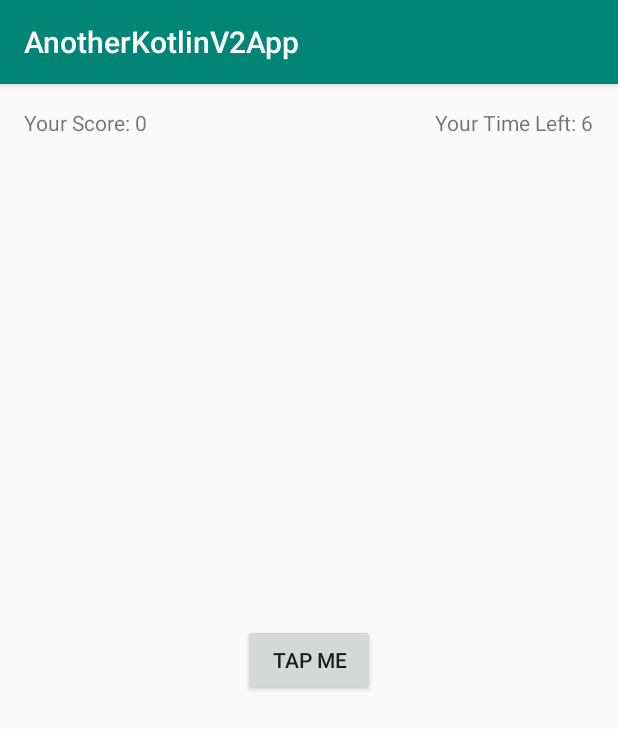
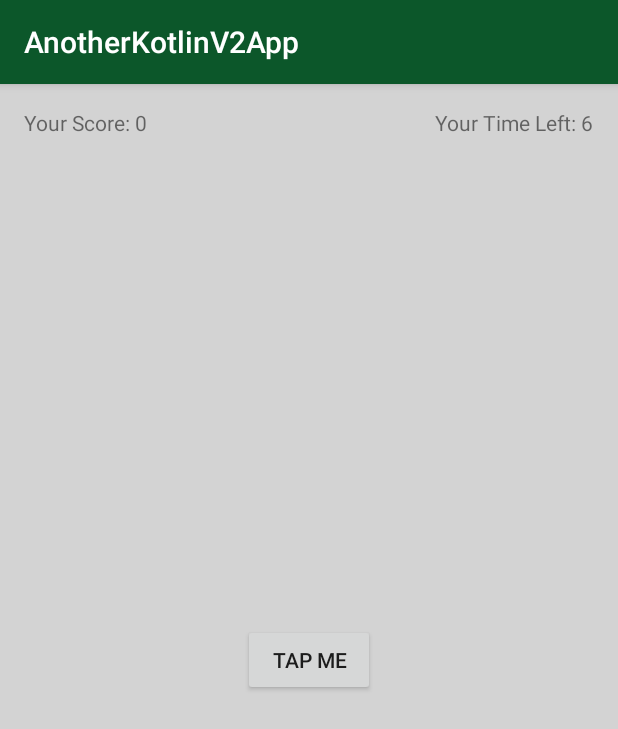
Before and after one commit to RachmanForniandi/SimpleKotlinApp, an Android app: the screen it shows after launch (MainActivity), on a phone screen of 412 x 824 dp. Shown: the top 729 px of the screen. Run offline under Robolectric (Android 15) with nearby library versions, the light colour scheme and no system bars.

Commit message:
change colors and add some animations

```diff
--- a/app/src/main/java/rachmanforniandi/com/anotherkotlinv2app/MainActivity.kt
+++ b/app/src/main/java/rachmanforniandi/com/anotherkotlinv2app/MainActivity.kt
@@ -5,6 +5,7 @@ import android.os.Bundle
 import android.os.CountDownTimer
 import android.util.Log
 import android.view.View
+import android.view.animation.AnimationUtils
 import android.widget.Button
 import android.widget.TextView
 import android.widget.Toast
@@ -46,8 +47,10 @@ class MainActivity : AppCompatActivity() {
         }
 
 
-        tapButton.setOnClickListener {
-            view -> incrementScore()
+        tapButton.setOnClickListener { view ->
+            val bounceAnimation = AnimationUtils.loadAnimation(this,R.anim.bounce)
+            view.startAnimation(bounceAnimation)
+            incrementScore()
         }
     }
 
@@ -127,6 +130,8 @@ class MainActivity : AppCompatActivity() {
         score = score+1
         val newScore = getString(R.string.your_score,score.toString())
         txtScore.text = newScore
+        val blinkAnimation = AnimationUtils.loadAnimation(this,R.anim.bounce)
+        txtScore.startAnimation(blinkAnimation)
     }
 
 
--- /dev/null
+++ b/app/src/main/res/anim/bounce.xml
@@ -0,0 +1,14 @@
+<?xml version="1.0" encoding="utf-8"?>
+<set xmlns:android="http://schemas.android.com/apk/res/android"
+    android:fillAfter="true"
+android:shareInterpolator="@android:anim/bounce_interpolator">
+    <scale
+        android:duration="2000"
+        android:fromXScale="2.0"
+        android:fromYScale="2.0"
+        android:pivotX="50%"
+        android:pivotY="50%"
+        android:toXScale="1.0"
+        android:toYScale="1.0"/>
+
+</set>
--- a/app/src/main/res/layout/activity_main.xml
+++ b/app/src/main/res/layout/activity_main.xml
@@ -3,6 +3,7 @@
         xmlns:android="http://schemas.android.com/apk/res/android"
         xmlns:tools="http://schemas.android.com/tools"
         xmlns:app="http://schemas.android.com/apk/res-auto"
+        android:background="@color/colorBackground"
         android:layout_width="match_parent"
         android:layout_height="match_parent"
         tools:context=".MainActivity">
--- a/app/src/main/res/values/colors.xml
+++ b/app/src/main/res/values/colors.xml
@@ -1,6 +1,7 @@
 <?xml version="1.0" encoding="utf-8"?>
 <resources>
-    <color name="colorPrimary">#008577</color>
-    <color name="colorPrimaryDark">#00574B</color>
-    <color name="colorAccent">#D81B60</color>
+    <color name="colorPrimary">#0C572A</color>
+    <color name="colorPrimaryDark">#388E3C</color>
+    <color name="colorAccent">#8BC34A</color>
+    <color name="colorBackground">#D3D3D3</color>
 </resources>
```
Also changed, not shown: app/src/main/res/anim/blink.xml (added, +9 -0 lines).
